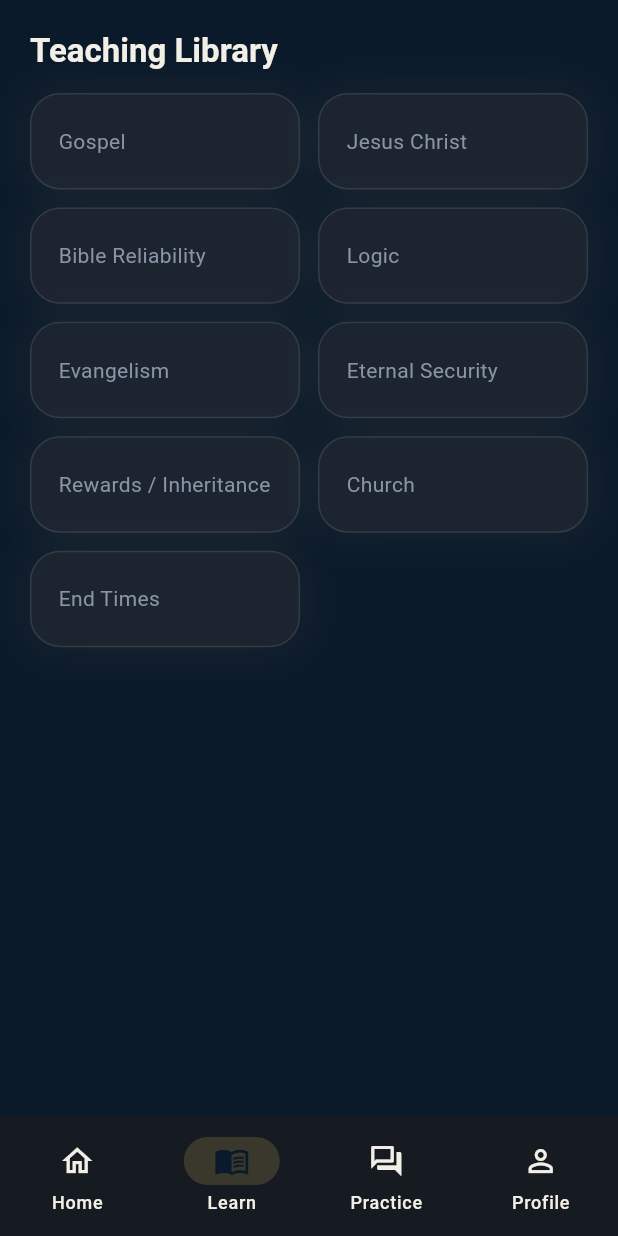
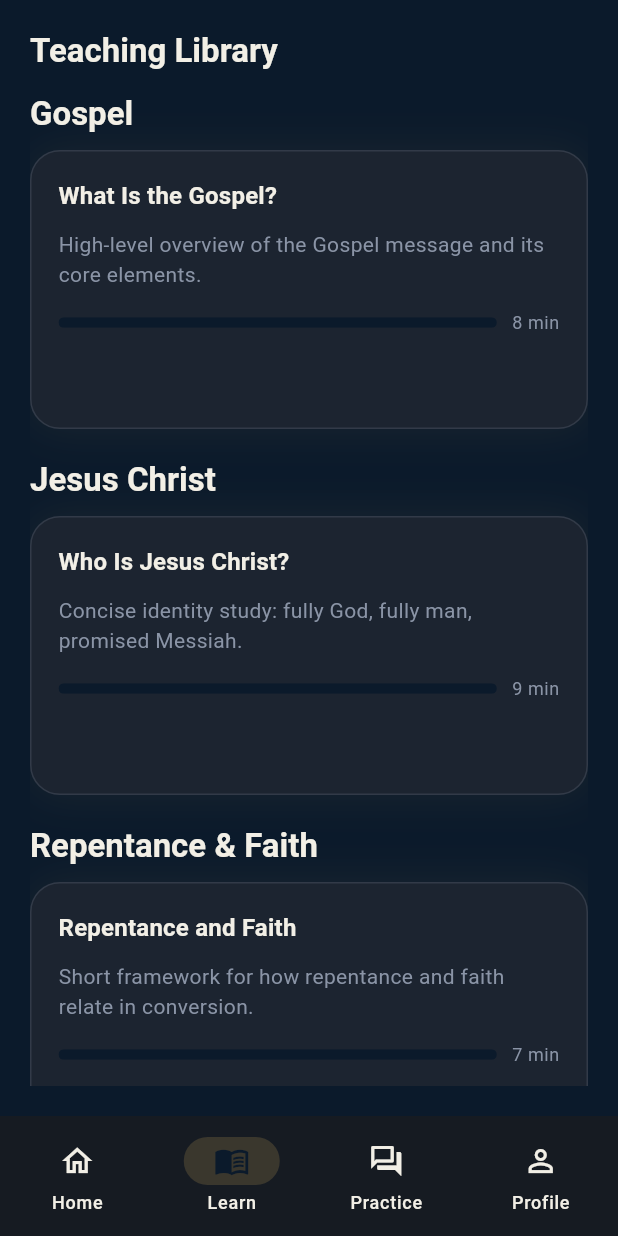
Before and after one commit to BrandonM25/ambassador-app, a Flutter app: the AppScaffold screen opened directly, item 2 of the bottom bar chosen, on a phone screen of 412 x 824 dp. Run offline on Flutter 3.47's test engine with Material 3 defaults, Android fonts, the phone set to English and light mode, and no system bars; our stand-ins replace flutter_riverpod.

Commit message:
Build phase 2 teaching library lesson structure

```diff
--- /dev/null
+++ b/lib/src/features/learn/data/lesson_data.dart
@@ -0,0 +1,19 @@
+import 'package:ambassador_app/src/features/learn/domain/lesson.dart';
+
+const lessonCategories = [
+  LessonCategory(id: 'gospel', title: 'Gospel'),
+  LessonCategory(id: 'jesus', title: 'Jesus Christ'),
+  LessonCategory(id: 'repentance-faith', title: 'Repentance & Faith'),
+  LessonCategory(id: 'evangelism', title: 'Evangelism'),
+  LessonCategory(id: 'eternal-security', title: 'Eternal Security'),
+  LessonCategory(id: 'bible-reliability', title: 'Bible Reliability'),
+];
+
+const lessons = [
+  Lesson(id: 'what-is-the-gospel', title: 'What Is the Gospel?', categoryId: 'gospel', duration: '8 min', progress: 0, summary: 'High-level overview of the Gospel message and its core elements.', scriptureReferences: ['1 Corinthians 15:1-4', 'Romans 1:16'], keyDoctrine: ['Salvation is by grace through faith, not human merit.'], commonErrors: ['Reducing the Gospel to self-improvement or moralism.'], evangelismApplication: ['Practice explaining the Gospel in two minutes.'], practiceQuestions: ['How would you define the Gospel in one sentence?']),
+  Lesson(id: 'who-is-jesus-christ', title: 'Who Is Jesus Christ?', categoryId: 'jesus', duration: '9 min', progress: 0, summary: 'Concise identity study: fully God, fully man, promised Messiah.', scriptureReferences: ['John 1:1-14', 'Colossians 1:15-20'], keyDoctrine: ['Jesus Christ is Lord, Savior, and the only mediator.'], commonErrors: ['Treating Jesus as only a teacher and not the risen Lord.'], evangelismApplication: ['Ask: “Who do you believe Jesus is?” and listen first.'], practiceQuestions: ['Why does Jesus’ identity matter for salvation?']),
+  Lesson(id: 'repentance-and-faith', title: 'Repentance and Faith', categoryId: 'repentance-faith', duration: '7 min', progress: 0, summary: 'Short framework for how repentance and faith relate in conversion.', scriptureReferences: ['Mark 1:15', 'Acts 20:21'], keyDoctrine: ['Repentance and faith are inseparable responses to the Gospel.'], commonErrors: ['Defining repentance as behavior reform alone.'], evangelismApplication: ['Invite clear trust in Christ, not vague spirituality.'], practiceQuestions: ['How would you explain repentance to a friend?']),
+  Lesson(id: 'why-evangelism', title: 'Why Evangelism?', categoryId: 'evangelism', duration: '6 min', progress: 0, summary: 'Motivation for evangelism from Christ’s command and love for neighbor.', scriptureReferences: ['Matthew 28:18-20', 'Romans 10:14-15'], keyDoctrine: ['Evangelism is an act of obedience and compassion.'], commonErrors: ['Assuming evangelism is optional for mature believers.'], evangelismApplication: ['Pray for one person and initiate one Gospel conversation.'], practiceQuestions: ['What are two biblical reasons to evangelize?']),
+  Lesson(id: 'assurance-eternal-security', title: 'Assurance and Eternal Security', categoryId: 'eternal-security', duration: '8 min', progress: 0, summary: 'Starter overview of assurance grounded in Christ’s finished work.', scriptureReferences: ['John 10:27-29', '1 John 5:11-13'], keyDoctrine: ['Believers rest in God’s preserving grace and promises.'], commonErrors: ['Basing assurance on emotions alone.'], evangelismApplication: ['Address fear with Scripture and Christ-centered hope.'], practiceQuestions: ['How would you encourage a doubting believer?']),
+  Lesson(id: 'why-trust-the-bible', title: 'Why Trust the Bible?', categoryId: 'bible-reliability', duration: '10 min', progress: 0, summary: 'Brief case for Scripture’s reliability and authority.', scriptureReferences: ['2 Timothy 3:16-17', '2 Peter 1:20-21'], keyDoctrine: ['Scripture is inspired, truthful, and sufficient.'], commonErrors: ['Assuming reliability requires blind faith without evidence.'], evangelismApplication: ['Use one short passage and ask thoughtful follow-ups.'], practiceQuestions: ['What makes the Bible trustworthy?']),
+];
--- /dev/null
+++ b/lib/src/features/learn/domain/lesson.dart
@@ -0,0 +1,34 @@
+class LessonCategory {
+  const LessonCategory({required this.id, required this.title});
+
+  final String id;
+  final String title;
+}
+
+class Lesson {
+  const Lesson({
+    required this.id,
+    required this.title,
+    required this.categoryId,
+    required this.duration,
+    required this.progress,
+    required this.summary,
+    required this.scriptureReferences,
+    required this.keyDoctrine,
+    required this.commonErrors,
+    required this.evangelismApplication,
+    required this.practiceQuestions,
+  });
+
+  final String id;
+  final String title;
+  final String categoryId;
+  final String duration;
+  final double progress;
+  final String summary;
+  final List<String> scriptureReferences;
+  final List<String> keyDoctrine;
+  final List<String> commonErrors;
+  final List<String> evangelismApplication;
+  final List<String> practiceQuestions;
+}
--- a/lib/src/features/learn/presentation/learn_screen.dart
+++ b/lib/src/features/learn/presentation/learn_screen.dart
@@ -1,5 +1,7 @@
-import 'package:ambassador_app/src/core/widgets/premium_card.dart';
 import 'package:ambassador_app/src/core/widgets/section_header.dart';
+import 'package:ambassador_app/src/features/learn/data/lesson_data.dart';
+import 'package:ambassador_app/src/features/learn/presentation/lesson_detail_screen.dart';
+import 'package:ambassador_app/src/features/learn/presentation/widgets/lesson_card.dart';
 import 'package:flutter/material.dart';
 
 class LearnScreen extends StatelessWidget {
@@ -7,22 +9,54 @@ class LearnScreen extends StatelessWidget {
 
   @override
   Widget build(BuildContext context) {
-    const categories = [
-      'Gospel','Jesus Christ','Bible Reliability','Logic','Evangelism','Eternal Security','Rewards / Inheritance','Church','End Times'
-    ];
+    final groupedLessons = {
+      for (final category in lessonCategories)
+        category: lessons.where((lesson) => lesson.categoryId == category.id).toList(),
+    };
+
     return SafeArea(
       child: Padding(
         padding: const EdgeInsets.all(20),
-        child: Column(
-          crossAxisAlignment: CrossAxisAlignment.start,
+        child: ListView(
           children: [
             const SectionHeader(title: 'Teaching Library'),
             const SizedBox(height: 14),
-            Expanded(
-              child: GridView.builder(
-                gridDelegate: const SliverGridDelegateWithMaxCrossAxisExtent(maxCrossAxisExtent: 260, mainAxisSpacing: 12, crossAxisSpacing: 12, childAspectRatio: 2.8),
-                itemCount: categories.length,
-                itemBuilder: (context, i) => PremiumCard(child: Align(alignment: Alignment.centerLeft, child: Text(categories[i]))),
+            ...groupedLessons.entries.map(
+              (entry) => Padding(
+                padding: const EdgeInsets.only(bottom: 20),
+                child: Column(
+                  crossAxisAlignment: CrossAxisAlignment.start,
+                  children: [
+                    Text(entry.key.title, style: Theme.of(context).textTheme.titleLarge),
+                    const SizedBox(height: 10),
+                    LayoutBuilder(
+                      builder: (context, constraints) {
+                        final isMobile = constraints.maxWidth < 700;
+                        final columns = isMobile ? 1 : 2;
+                        return GridView.builder(
+                          itemCount: entry.value.length,
+                          shrinkWrap: true,
+                          physics: const NeverScrollableScrollPhysics(),
+                          gridDelegate: SliverGridDelegateWithFixedCrossAxisCount(
+                            crossAxisCount: columns,
+                            mainAxisSpacing: 12,
+                            crossAxisSpacing: 12,
+                            childAspectRatio: isMobile ? 2 : 1.55,
+                          ),
+                          itemBuilder: (context, index) {
+                            final lesson = entry.value[index];
+                            return LessonCard(
+                              lesson: lesson,
+                              onTap: () => Navigator.of(context).push(
+                                MaterialPageRoute(builder: (_) => LessonDetailScreen(lesson: lesson)),
+                              ),
+                            );
+                          },
+                        );
+                      },
+                    ),
+                  ],
+                ),
               ),
             ),
           ],
--- /dev/null
+++ b/lib/src/features/learn/presentation/widgets/lesson_card.dart
@@ -0,0 +1,39 @@
+import 'package:ambassador_app/src/core/theme/app_colors.dart';
+import 'package:ambassador_app/src/core/widgets/premium_card.dart';
+import 'package:ambassador_app/src/features/learn/domain/lesson.dart';
+import 'package:flutter/material.dart';
+
+class LessonCard extends StatelessWidget {
+  const LessonCard({super.key, required this.lesson, this.onTap});
+
+  final Lesson lesson;
+  final VoidCallback? onTap;
+
+  @override
+  Widget build(BuildContext context) {
+    return PremiumCard(
+      onTap: onTap,
+      child: Column(
+        crossAxisAlignment: CrossAxisAlignment.start,
+        children: [
+          Text(lesson.title, style: Theme.of(context).textTheme.titleMedium?.copyWith(color: AppColors.ivory, fontWeight: FontWeight.w600)),
+          const SizedBox(height: 10),
+          Text(lesson.summary, maxLines: 2, overflow: TextOverflow.ellipsis),
+          const SizedBox(height: 14),
+          Row(
+            children: [
+              Expanded(
+                child: ClipRRect(
+                  borderRadius: BorderRadius.circular(999),
+                  child: LinearProgressIndicator(value: lesson.progress, minHeight: 7, backgroundColor: AppColors.navy, valueColor: const AlwaysStoppedAnimation(AppColors.gold)),
+                ),
+              ),
+              const SizedBox(width: 10),
+              Text(lesson.duration, style: Theme.of(context).textTheme.bodySmall?.copyWith(color: AppColors.slate)),
+            ],
+          ),
+        ],
+      ),
+    );
+  }
+}
```
Also changed, not shown: lib/src/features/learn/presentation/lesson_detail_screen.dart (added, +74 -0 lines).
